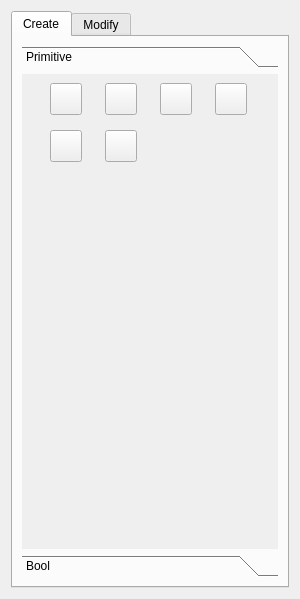
Qt form src/ToolWidget.ui (Ovilia/April) before a commit.
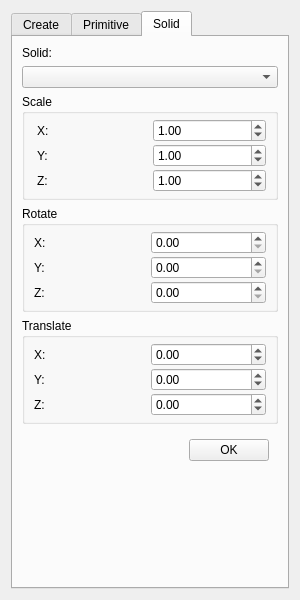
The same form after that commit. The open tabs and pages were chosen to show the change. Icons and pictures are not drawn.

Diff of the .ui file:
```diff
--- a/src/ToolWidget.ui
+++ b/src/ToolWidget.ui
@@ -7,11 +7,11 @@
     <x>0</x>
     <y>0</y>
     <width>300</width>
-    <height>599</height>
+    <height>600</height>
    </rect>
   </property>
   <property name="sizePolicy">
-   <sizepolicy hsizetype="Fixed" vsizetype="Minimum">
+   <sizepolicy hsizetype="Fixed" vsizetype="Fixed">
     <horstretch>0</horstretch>
     <verstretch>0</verstretch>
    </sizepolicy>
@@ -19,13 +19,13 @@
   <property name="minimumSize">
    <size>
     <width>300</width>
-    <height>0</height>
+    <height>600</height>
    </size>
   </property>
   <property name="maximumSize">
    <size>
     <width>300</width>
-    <height>16777215</height>
+    <height>800</height>
    </size>
   </property>
   <property name="windowTitle">
@@ -35,7 +35,7 @@
    <item>
     <widget class="QTabWidget" name="tabWidget">
      <property name="currentIndex">
-      <number>1</number>
+      <number>0</number>
      </property>
      <widget class="QWidget" name="createTab">
       <attribute name="title">
@@ -52,60 +52,14 @@
            <rect>
             <x>0</x>
             <y>0</y>
-            <width>230</width>
-            <height>452</height>
+            <width>258</width>
+            <height>487</height>
            </rect>
           </property>
           <attribute name="label">
            <string>Primitive</string>
           </attribute>
-          <layout class="QVBoxLayout" name="verticalLayout_3">
-           <item>
-            <layout class="QGridLayout" name="gridLayout" rowstretch="0,8">
-             <property name="horizontalSpacing">
-              <number>4</number>
-             </property>
-             <property name="verticalSpacing">
-              <number>15</number>
-             </property>
-             <property name="leftMargin">
-              <number>0</number>
-             </property>
-             <item row="0" column="0">
-              <widget class="QPushButton" name="cubeButton">
-               <property name="sizePolicy">
-                <sizepolicy hsizetype="Minimum" vsizetype="Fixed">
-                 <horstretch>0</horstretch>
-                 <verstretch>0</verstretch>
-                </sizepolicy>
-               </property>
-               <property name="maximumSize">
-                <size>
-                 <width>32</width>
-                 <height>32</height>
-                </size>
-               </property>
-               <property name="toolTip">
-                <string>Cube</string>
-               </property>
-               <property name="text">
-                <string/>
-               </property>
-               <property name="icon">
-                <iconset resource="resource.qrc">
-                 <normaloff>:/image/images/cube.png</normaloff>:/image/images/cube.png</iconset>
-               </property>
-               <property name="iconSize">
-                <size>
-                 <width>32</width>
-                 <height>32</height>
-                </size>
-               </property>
-               <property name="checkable">
-                <bool>false</bool>
-               </property>
-              </widget>
-             </item>
+          <layout class="QGridLayout" name="gridLayout_2">
              <item row="0" column="1">
               <widget class="QPushButton" name="sphereButton">
                <property name="sizePolicy">
@@ -116,8 +70,8 @@
                </property>
                <property name="maximumSize">
                 <size>
-                 <width>32</width>
-                 <height>32</height>
+               <width>64</width>
+               <height>64</height>
                 </size>
                </property>
                <property name="toolTip">
@@ -141,6 +95,41 @@
                </property>
               </widget>
              </item>
+           <item row="0" column="0">
+            <widget class="QPushButton" name="cubeButton">
+             <property name="sizePolicy">
+              <sizepolicy hsizetype="Minimum" vsizetype="Fixed">
+               <horstretch>0</horstretch>
+               <verstretch>0</verstretch>
+              </sizepolicy>
+             </property>
+             <property name="maximumSize">
+              <size>
+               <width>64</width>
+               <height>64</height>
+              </size>
+             </property>
+             <property name="toolTip">
+              <string>Cube</string>
+             </property>
+             <property name="text">
+              <string/>
+             </property>
+             <property name="icon">
+              <iconset resource="resource.qrc">
+               <normaloff>:/image/images/cube.png</normaloff>:/image/images/cube.png</iconset>
+             </property>
+             <property name="iconSize">
+              <size>
+               <width>32</width>
+               <height>32</height>
+              </size>
+             </property>
+             <property name="checkable">
+              <bool>false</bool>
+             </property>
+            </widget>
+           </item>
              <item row="0" column="2">
               <widget class="QPushButton" name="cylinderButton">
                <property name="sizePolicy">
@@ -151,8 +140,8 @@
                </property>
                <property name="maximumSize">
                 <size>
-                 <width>32</width>
-                 <height>32</height>
+               <width>64</width>
+               <height>64</height>
                 </size>
                </property>
                <property name="text">
@@ -173,39 +162,7 @@
                </property>
               </widget>
              </item>
-             <item row="0" column="3">
-              <widget class="QPushButton" name="coneButton">
-               <property name="sizePolicy">
-                <sizepolicy hsizetype="Minimum" vsizetype="Fixed">
-                 <horstretch>0</horstretch>
-                 <verstretch>0</verstretch>
-                </sizepolicy>
-               </property>
-               <property name="maximumSize">
-                <size>
-                 <width>32</width>
-                 <height>32</height>
-                </size>
-               </property>
-               <property name="text">
-                <string/>
-               </property>
-               <property name="icon">
-                <iconset resource="resource.qrc">
-                 <normaloff>:/image/images/cone.png</normaloff>:/image/images/cone.png</iconset>
-               </property>
-               <property name="iconSize">
-                <size>
-                 <width>32</width>
-                 <height>32</height>
-                </size>
-               </property>
-               <property name="checkable">
-                <bool>false</bool>
-               </property>
-              </widget>
-             </item>
-             <item row="1" column="0">
+           <item row="1" column="2">
               <widget class="QPushButton" name="prismButton">
                <property name="sizePolicy">
                 <sizepolicy hsizetype="Minimum" vsizetype="Minimum">
@@ -215,8 +172,8 @@
                </property>
                <property name="maximumSize">
                 <size>
-                 <width>32</width>
-                 <height>32</height>
+               <width>64</width>
+               <height>64</height>
                 </size>
                </property>
                <property name="text">
@@ -247,8 +204,8 @@
                </property>
                <property name="maximumSize">
                 <size>
-                 <width>32</width>
-                 <height>32</height>
+               <width>64</width>
+               <height>64</height>
                 </size>
                </property>
                <property name="text">
@@ -269,9 +226,39 @@
                </property>
               </widget>
              </item>
-            </layout>
+           <item row="1" column="0">
+            <widget class="QPushButton" name="coneButton">
+             <property name="sizePolicy">
+              <sizepolicy hsizetype="Minimum" vsizetype="Fixed">
+               <horstretch>0</horstretch>
+               <verstretch>0</verstretch>
+              </sizepolicy>
+             </property>
+             <property name="maximumSize">
+              <size>
+               <width>64</width>
+               <height>64</height>
+              </size>
+             </property>
+             <property name="text">
+              <string/>
+             </property>
+             <property name="icon">
+              <iconset resource="resource.qrc">
+               <normaloff>:/image/images/cone.png</normaloff>:/image/images/cone.png</iconset>
+             </property>
+             <property name="iconSize">
+              <size>
+               <width>32</width>
+               <height>32</height>
+              </size>
+             </property>
+             <property name="checkable">
+              <bool>false</bool>
+             </property>
+            </widget>
            </item>
-           <item>
+           <item row="2" column="1">
             <spacer name="verticalSpacer">
              <property name="orientation">
               <enum>Qt::Vertical</enum>
@@ -291,8 +278,8 @@
            <rect>
             <x>0</x>
             <y>0</y>
-            <width>100</width>
-            <height>30</height>
+            <width>258</width>
+            <height>487</height>
            </rect>
           </property>
           <attribute name="label">
@@ -300,23 +287,94 @@
           </attribute>
           <layout class="QVBoxLayout" name="verticalLayout_4">
            <item>
-            <layout class="QGridLayout" name="gridLayout_2"/>
+            <widget class="QLabel" name="label_21">
+             <property name="text">
+              <string>Select two solids: </string>
+             </property>
+            </widget>
            </item>
-          </layout>
-         </widget>
+           <item>
+            <widget class="QComboBox" name="boolBox1"/>
+           </item>
+           <item>
+            <widget class="QComboBox" name="boolBox2"/>
+           </item>
+           <item>
+            <widget class="QGroupBox" name="groupBox_7">
+             <property name="title">
+              <string>Bool operation</string>
+             </property>
+             <layout class="QVBoxLayout" name="verticalLayout_10">
+              <item>
+               <widget class="QRadioButton" name="radioButton">
+                <property name="text">
+                 <string>Union</string>
+                </property>
+                <property name="checked">
+                 <bool>true</bool>
+                </property>
+               </widget>
+              </item>
+             </layout>
+            </widget>
+           </item>
+           <item>
+            <widget class="QWidget" name="widget" native="true">
+             <layout class="QHBoxLayout" name="horizontalLayout_3">
+              <item>
+               <spacer name="horizontalSpacer_3">
+                <property name="orientation">
+                 <enum>Qt::Horizontal</enum>
+                </property>
+                <property name="sizeHint" stdset="0">
+                 <size>
+                  <width>40</width>
+                  <height>20</height>
+                 </size>
+                </property>
+               </spacer>
+              </item>
+              <item>
+               <widget class="QPushButton" name="boolBtn">
+                <property name="enabled">
+                 <bool>false</bool>
+                </property>
+                <property name="text">
+                 <string>OK</string>
+                </property>
         </widget>
        </item>
       </layout>
      </widget>
-     <widget class="QWidget" name="modifyTab">
+           </item>
+           <item>
+            <spacer name="verticalSpacer_5">
+             <property name="orientation">
+              <enum>Qt::Vertical</enum>
+             </property>
+             <property name="sizeHint" stdset="0">
+              <size>
+               <width>20</width>
+               <height>40</height>
+              </size>
+             </property>
+            </spacer>
+           </item>
+          </layout>
+         </widget>
+        </widget>
+       </item>
+      </layout>
+     </widget>
+     <widget class="QWidget" name="primitiveTab">
       <attribute name="title">
-       <string>Modify</string>
+       <string>Primitive</string>
       </attribute>
       <layout class="QVBoxLayout" name="verticalLayout_5">
        <item>
         <widget class="QLabel" name="label">
          <property name="text">
-          <string>Solid: </string>
+          <string>Primitive: </string>
          </property>
         </widget>
        </item>
@@ -333,8 +391,8 @@
            <rect>
             <x>0</x>
             <y>0</y>
-            <width>230</width>
-            <height>398</height>
+            <width>171</width>
+            <height>273</height>
            </rect>
           </property>
           <attribute name="label">
@@ -540,8 +598,8 @@
            <rect>
             <x>0</x>
             <y>0</y>
-            <width>215</width>
-            <height>451</height>
+            <width>258</width>
+            <height>443</height>
            </rect>
           </property>
           <attribute name="label">
@@ -801,7 +859,7 @@
                  <item>
                   <widget class="QPushButton" name="positionBtn">
                    <property name="text">
-                    <string>PushButton</string>
+                    <string>OK</string>
                    </property>
                   </widget>
                  </item>
@@ -830,6 +888,299 @@
        </item>
       </layout>
      </widget>
+     <widget class="QWidget" name="solidTab">
+      <attribute name="title">
+       <string>Solid</string>
+      </attribute>
+      <layout class="QVBoxLayout" name="verticalLayout_7">
+       <item>
+        <widget class="QLabel" name="label_20">
+         <property name="text">
+          <string>Solid: </string>
+         </property>
+        </widget>
+       </item>
+       <item>
+        <widget class="QComboBox" name="solidBox"/>
+       </item>
+       <item>
+        <widget class="QWidget" name="solidParaWidget" native="true">
+         <layout class="QVBoxLayout" name="verticalLayout_9">
+          <property name="margin">
+           <number>0</number>
+          </property>
+          <item>
+           <widget class="QGroupBox" name="groupBox_4">
+            <property name="title">
+             <string>Scale</string>
+            </property>
+            <layout class="QGridLayout" name="gridLayout_8">
+             <property name="leftMargin">
+              <number>12</number>
+             </property>
+             <property name="topMargin">
+              <number>5</number>
+             </property>
+             <property name="bottomMargin">
+              <number>5</number>
+             </property>
+             <property name="spacing">
+              <number>2</number>
+             </property>
+             <item row="0" column="0">
+              <widget class="QLabel" name="label_11">
+               <property name="text">
+                <string>X: </string>
+               </property>
+              </widget>
+             </item>
+             <item row="0" column="1">
+              <widget class="QDoubleSpinBox" name="xScaleSolidSpin">
+               <property name="minimum">
+                <double>0.010000000000000</double>
+               </property>
+               <property name="maximum">
+                <double>100.000000000000000</double>
+               </property>
+               <property name="value">
+                <double>1.000000000000000</double>
+               </property>
+              </widget>
+             </item>
+             <item row="1" column="0">
+              <widget class="QLabel" name="label_12">
+               <property name="text">
+                <string>Y: </string>
+               </property>
+              </widget>
+             </item>
+             <item row="1" column="1">
+              <widget class="QDoubleSpinBox" name="yScaleSolidSpin">
+               <property name="minimum">
+                <double>0.010000000000000</double>
+               </property>
+               <property name="maximum">
+                <double>100.000000000000000</double>
+               </property>
+               <property name="value">
+                <double>1.000000000000000</double>
+               </property>
+              </widget>
+             </item>
+             <item row="2" column="0">
+              <widget class="QLabel" name="label_13">
+               <property name="text">
+                <string>Z: </string>
+               </property>
+              </widget>
+             </item>
+             <item row="2" column="1">
+              <widget class="QDoubleSpinBox" name="zScaleSolidSpin">
+               <property name="minimum">
+                <double>0.010000000000000</double>
+               </property>
+               <property name="maximum">
+                <double>100.000000000000000</double>
+               </property>
+               <property name="value">
+                <double>1.000000000000000</double>
+               </property>
+              </widget>
+             </item>
+            </layout>
+           </widget>
+          </item>
+          <item>
+           <widget class="QGroupBox" name="groupBox_5">
+            <property name="title">
+             <string>Rotate</string>
+            </property>
+            <layout class="QGridLayout" name="gridLayout_9">
+             <property name="topMargin">
+              <number>5</number>
+             </property>
+             <property name="bottomMargin">
+              <number>5</number>
+             </property>
+             <property name="spacing">
+              <number>2</number>
+             </property>
+             <item row="0" column="0">
+              <widget class="QLabel" name="label_14">
+               <property name="text">
+                <string>X: </string>
+               </property>
+              </widget>
+             </item>
+             <item row="1" column="0">
+              <widget class="QLabel" name="label_15">
+               <property name="text">
+                <string>Y: </string>
+               </property>
+              </widget>
+             </item>
+             <item row="2" column="0">
+              <widget class="QLabel" name="label_16">
+               <property name="text">
+                <string>Z: </string>
+               </property>
+              </widget>
+             </item>
+             <item row="0" column="1">
+              <widget class="QDoubleSpinBox" name="xRotateSolidSpin">
+               <property name="maximum">
+                <double>360.000000000000000</double>
+               </property>
+               <property name="singleStep">
+                <double>30.000000000000000</double>
+               </property>
+              </widget>
+             </item>
+             <item row="1" column="1">
+              <widget class="QDoubleSpinBox" name="yRotateSolidSpin">
+               <property name="maximum">
+                <double>360.000000000000000</double>
+               </property>
+               <property name="singleStep">
+                <double>30.000000000000000</double>
+               </property>
+              </widget>
+             </item>
+             <item row="2" column="1">
+              <widget class="QDoubleSpinBox" name="zRotateSolidSpin">
+               <property name="maximum">
+                <double>360.000000000000000</double>
+               </property>
+               <property name="singleStep">
+                <double>30.000000000000000</double>
+               </property>
+              </widget>
+             </item>
+            </layout>
+           </widget>
+          </item>
+          <item>
+           <widget class="QGroupBox" name="groupBox_6">
+            <property name="title">
+             <string>Translate</string>
+            </property>
+            <layout class="QGridLayout" name="gridLayout_10">
+             <property name="topMargin">
+              <number>5</number>
+             </property>
+             <property name="bottomMargin">
+              <number>5</number>
+             </property>
+             <property name="spacing">
+              <number>2</number>
+             </property>
+             <item row="0" column="0">
+              <widget class="QLabel" name="label_17">
+               <property name="text">
+                <string>X: </string>
+               </property>
+              </widget>
+             </item>
+             <item row="1" column="0">
+              <widget class="QLabel" name="label_18">
+               <property name="text">
+                <string>Y: </string>
+               </property>
+              </widget>
+             </item>
+             <item row="2" column="0">
+              <widget class="QLabel" name="label_19">
+               <property name="text">
+                <string>Z:</string>
+               </property>
+              </widget>
+             </item>
+             <item row="0" column="1">
+              <widget class="QDoubleSpinBox" name="xTransSolidSpin">
+               <property name="minimum">
+                <double>-100.000000000000000</double>
+               </property>
+               <property name="maximum">
+                <double>100.000000000000000</double>
+               </property>
+               <property name="singleStep">
+                <double>0.500000000000000</double>
+               </property>
+              </widget>
+             </item>
+             <item row="1" column="1">
+              <widget class="QDoubleSpinBox" name="yTransSolidSpin">
+               <property name="minimum">
+                <double>-100.000000000000000</double>
+               </property>
+               <property name="maximum">
+                <double>100.000000000000000</double>
+               </property>
+               <property name="singleStep">
+                <double>0.500000000000000</double>
+               </property>
+              </widget>
+             </item>
+             <item row="2" column="1">
+              <widget class="QDoubleSpinBox" name="zTransSolidSpin">
+               <property name="minimum">
+                <double>-100.000000000000000</double>
+               </property>
+               <property name="maximum">
+                <double>100.000000000000000</double>
+               </property>
+               <property name="singleStep">
+                <double>0.500000000000000</double>
+               </property>
+              </widget>
+             </item>
+            </layout>
+           </widget>
+          </item>
+          <item>
+           <widget class="QWidget" name="widget_3" native="true">
+            <layout class="QHBoxLayout" name="horizontalLayout_2">
+             <item>
+              <spacer name="horizontalSpacer_2">
+               <property name="orientation">
+                <enum>Qt::Horizontal</enum>
+               </property>
+               <property name="sizeHint" stdset="0">
+                <size>
+                 <width>40</width>
+                 <height>20</height>
+                </size>
+               </property>
+              </spacer>
+             </item>
+             <item>
+              <widget class="QPushButton" name="solidBtn">
+               <property name="text">
+                <string>OK</string>
+               </property>
+              </widget>
+             </item>
+            </layout>
+           </widget>
+          </item>
+         </layout>
+        </widget>
+       </item>
+       <item>
+        <spacer name="verticalSpacer_4">
+         <property name="orientation">
+          <enum>Qt::Vertical</enum>
+         </property>
+         <property name="sizeHint" stdset="0">
+          <size>
+           <width>20</width>
+           <height>40</height>
+          </size>
+         </property>
+        </spacer>
+       </item>
+      </layout>
+     </widget>
     </widget>
    </item>
   </layout>
```
Lines whose indentation alone changed are shown as unchanged.
